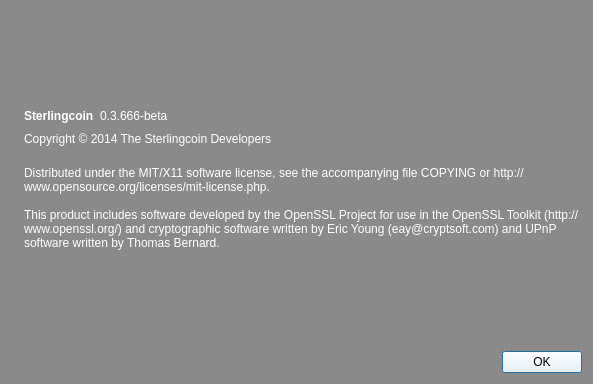
First picture: the form in src/qt/forms/aboutdialog.ui, repository Sterlingcoin/Sterlingcoin-1.6.2.0-Release, before the edit.
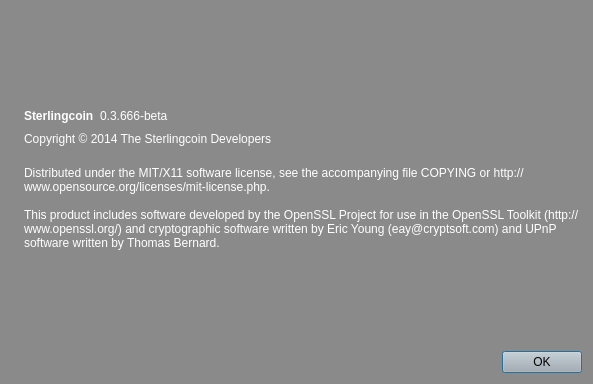
Second picture: the form after the edit. Icons and pictures are not drawn.

The edit to the form file:
```diff
--- a/src/qt/forms/aboutdialog.ui
+++ b/src/qt/forms/aboutdialog.ui
@@ -860,9 +860,27 @@
        <property name="palette">
         <palette>
          <active>
+          <colorrole role="WindowText">
+           <brush brushstyle="SolidPattern">
+            <color alpha="255">
+             <red>255</red>
+             <green>255</green>
+             <blue>255</blue>
+            </color>
+           </brush>
+          </colorrole>
           <colorrole role="Button">
            <brush brushstyle="SolidPattern">
             <color alpha="255">
+             <red>178</red>
+             <green>178</green>
+             <blue>178</blue>
+            </color>
+           </brush>
+          </colorrole>
+          <colorrole role="Text">
+           <brush brushstyle="SolidPattern">
+            <color alpha="255">
              <red>255</red>
              <green>255</green>
              <blue>255</blue>
@@ -872,17 +890,53 @@
           <colorrole role="ButtonText">
            <brush brushstyle="SolidPattern">
             <color alpha="255">
-             <red>0</red>
-             <green>0</green>
-             <blue>0</blue>
+             <red>255</red>
+             <green>255</green>
+             <blue>255</blue>
+            </color>
+           </brush>
+          </colorrole>
+          <colorrole role="Base">
+           <brush brushstyle="SolidPattern">
+            <color alpha="255">
+             <red>178</red>
+             <green>178</green>
+             <blue>178</blue>
+            </color>
+           </brush>
+          </colorrole>
+          <colorrole role="Window">
+           <brush brushstyle="SolidPattern">
+            <color alpha="255">
+             <red>178</red>
+             <green>178</green>
+             <blue>178</blue>
             </color>
            </brush>
           </colorrole>
          </active>
          <inactive>
+          <colorrole role="WindowText">
+           <brush brushstyle="SolidPattern">
+            <color alpha="255">
+             <red>255</red>
+             <green>255</green>
+             <blue>255</blue>
+            </color>
+           </brush>
+          </colorrole>
           <colorrole role="Button">
            <brush brushstyle="SolidPattern">
             <color alpha="255">
+             <red>178</red>
+             <green>178</green>
+             <blue>178</blue>
+            </color>
+           </brush>
+          </colorrole>
+          <colorrole role="Text">
+           <brush brushstyle="SolidPattern">
+            <color alpha="255">
              <red>255</red>
              <green>255</green>
              <blue>255</blue>
@@ -892,17 +946,53 @@
           <colorrole role="ButtonText">
            <brush brushstyle="SolidPattern">
             <color alpha="255">
-             <red>0</red>
-             <green>0</green>
-             <blue>0</blue>
+             <red>255</red>
+             <green>255</green>
+             <blue>255</blue>
+            </color>
+           </brush>
+          </colorrole>
+          <colorrole role="Base">
+           <brush brushstyle="SolidPattern">
+            <color alpha="255">
+             <red>178</red>
+             <green>178</green>
+             <blue>178</blue>
+            </color>
+           </brush>
+          </colorrole>
+          <colorrole role="Window">
+           <brush brushstyle="SolidPattern">
+            <color alpha="255">
+             <red>178</red>
+             <green>178</green>
+             <blue>178</blue>
             </color>
            </brush>
           </colorrole>
          </inactive>
          <disabled>
+          <colorrole role="WindowText">
+           <brush brushstyle="SolidPattern">
+            <color alpha="255">
+             <red>255</red>
+             <green>255</green>
+             <blue>255</blue>
+            </color>
+           </brush>
+          </colorrole>
           <colorrole role="Button">
            <brush brushstyle="SolidPattern">
             <color alpha="255">
+             <red>178</red>
+             <green>178</green>
+             <blue>178</blue>
+            </color>
+           </brush>
+          </colorrole>
+          <colorrole role="Text">
+           <brush brushstyle="SolidPattern">
+            <color alpha="255">
              <red>255</red>
              <green>255</green>
              <blue>255</blue>
@@ -912,15 +1002,36 @@
           <colorrole role="ButtonText">
            <brush brushstyle="SolidPattern">
             <color alpha="255">
-             <red>69</red>
-             <green>69</green>
-             <blue>69</blue>
+             <red>255</red>
+             <green>255</green>
+             <blue>255</blue>
+            </color>
+           </brush>
+          </colorrole>
+          <colorrole role="Base">
+           <brush brushstyle="SolidPattern">
+            <color alpha="255">
+             <red>178</red>
+             <green>178</green>
+             <blue>178</blue>
+            </color>
+           </brush>
+          </colorrole>
+          <colorrole role="Window">
+           <brush brushstyle="SolidPattern">
+            <color alpha="255">
+             <red>178</red>
+             <green>178</green>
+             <blue>178</blue>
             </color>
            </brush>
           </colorrole>
          </disabled>
         </palette>
        </property>
+       <property name="styleSheet">
+        <string notr="true">background-color: rgb(178, 178, 178);</string>
+       </property>
        <property name="orientation">
         <enum>Qt::Horizontal</enum>
        </property>
```
